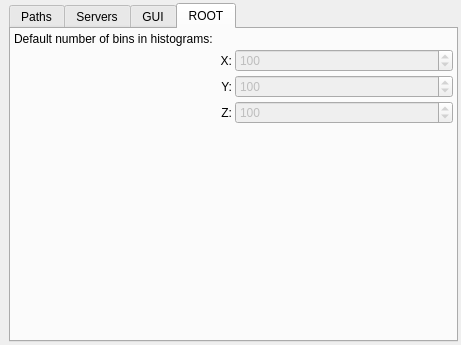
Old version of the form ants3bundle/src/ants3/gui/aglobsetwindow.ui in the repository andrmor/ANTS3bundle.
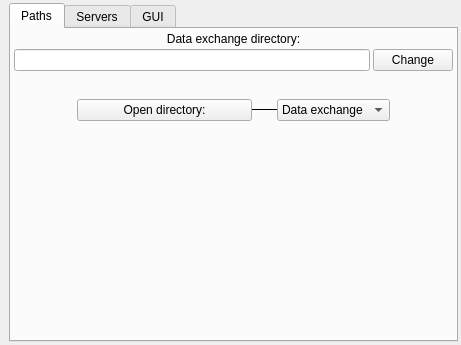
New version of the form. The open tabs and pages were chosen to show the change.

Patch:
```diff
--- a/ants3bundle/src/ants3/gui/aglobsetwindow.ui
+++ b/ants3bundle/src/ants3/gui/aglobsetwindow.ui
@@ -551,141 +551,6 @@
         </item>
        </layout>
       </widget>
-      <widget class="QWidget" name="tabROOT">
-       <attribute name="title">
-        <string>ROOT</string>
-       </attribute>
-       <layout class="QVBoxLayout" name="verticalLayout_5">
-        <property name="spacing">
-         <number>3</number>
-        </property>
-        <property name="leftMargin">
-         <number>3</number>
-        </property>
-        <property name="topMargin">
-         <number>3</number>
-        </property>
-        <property name="rightMargin">
-         <number>3</number>
-        </property>
-        <property name="bottomMargin">
-         <number>3</number>
-        </property>
-        <item>
-         <layout class="QGridLayout" name="gridLayout_2">
-          <property name="spacing">
-           <number>3</number>
-          </property>
-          <item row="1" column="0">
-           <widget class="QLabel" name="label_3">
-            <property name="text">
-             <string>X:</string>
-            </property>
-            <property name="alignment">
-             <set>Qt::AlignmentFlag::AlignRight|Qt::AlignmentFlag::AlignTrailing|Qt::AlignmentFlag::AlignVCenter</set>
-            </property>
-           </widget>
-          </item>
-          <item row="4" column="0" colspan="2">
-           <widget class="QLabel" name="label_26">
-            <property name="text">
-             <string/>
-            </property>
-           </widget>
-          </item>
-          <item row="3" column="1">
-           <widget class="QSpinBox" name="sbNumBinsHistogramsZ">
-            <property name="enabled">
-             <bool>false</bool>
-            </property>
-            <property name="minimum">
-             <number>1</number>
-            </property>
-            <property name="maximum">
-             <number>100000</number>
-            </property>
-            <property name="value">
-             <number>100</number>
-            </property>
-           </widget>
-          </item>
-          <item row="1" column="1">
-           <widget class="QSpinBox" name="sbNumBinsHistogramsX">
-            <property name="enabled">
-             <bool>false</bool>
-            </property>
-            <property name="minimum">
-             <number>1</number>
-            </property>
-            <property name="maximum">
-             <number>100000</number>
-            </property>
-            <property name="value">
-             <number>100</number>
-            </property>
-           </widget>
-          </item>
-          <item row="2" column="0">
-           <widget class="QLabel" name="label_4">
-            <property name="text">
-             <string>Y:</string>
-            </property>
-            <property name="alignment">
-             <set>Qt::AlignmentFlag::AlignRight|Qt::AlignmentFlag::AlignTrailing|Qt::AlignmentFlag::AlignVCenter</set>
-            </property>
-           </widget>
-          </item>
-          <item row="0" column="0" colspan="2">
-           <widget class="QLabel" name="label_27">
-            <property name="text">
-             <string>Default number of bins in histograms:</string>
-            </property>
-           </widget>
-          </item>
-          <item row="3" column="0">
-           <widget class="QLabel" name="label_5">
-            <property name="text">
-             <string>Z:</string>
-            </property>
-            <property name="alignment">
-             <set>Qt::AlignmentFlag::AlignRight|Qt::AlignmentFlag::AlignTrailing|Qt::AlignmentFlag::AlignVCenter</set>
-            </property>
-           </widget>
-          </item>
-          <item row="2" column="1">
-           <widget class="QSpinBox" name="sbNumBinsHistogramsY">
-            <property name="enabled">
-             <bool>false</bool>
-            </property>
-            <property name="minimum">
-             <number>1</number>
-            </property>
-            <property name="maximum">
-             <number>100000</number>
-            </property>
-            <property name="value">
-             <number>100</number>
-            </property>
-           </widget>
-          </item>
-         </layout>
-        </item>
-        <item>
-         <spacer name="verticalSpacer_3">
-          <property name="orientation">
-           <enum>Qt::Orientation::Vertical</enum>
-          </property>
-          <property name="sizeHint" stdset="0">
-           <size>
-            <width>20</width>
-            <height>40</height>
-           </size>
-          </property>
-         </spacer>
-        </item>
-       </layout>
-       <zorder>verticalSpacer_3</zorder>
-      </widget>
      </widget>
     </item>
    </layout>
```
